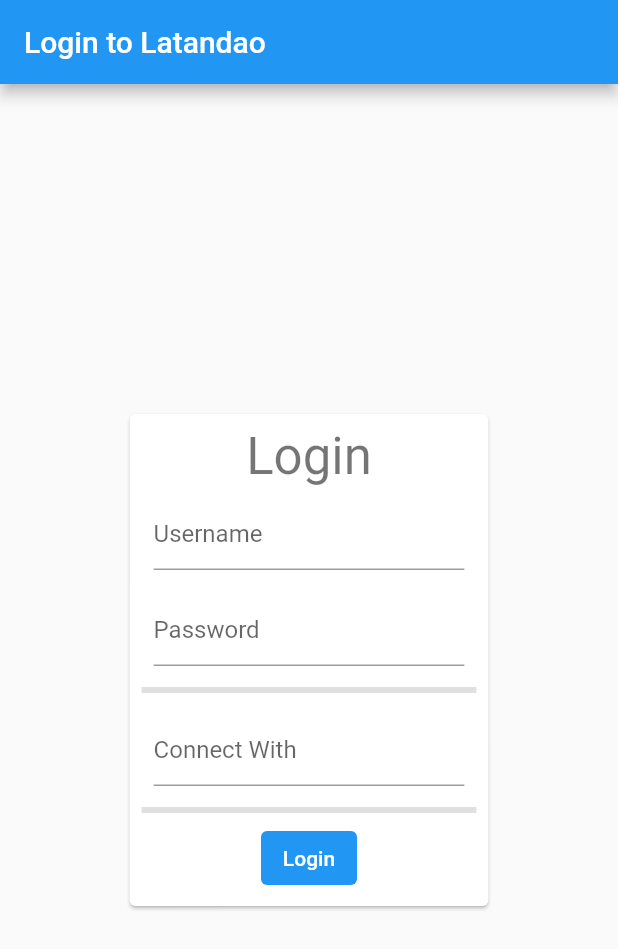
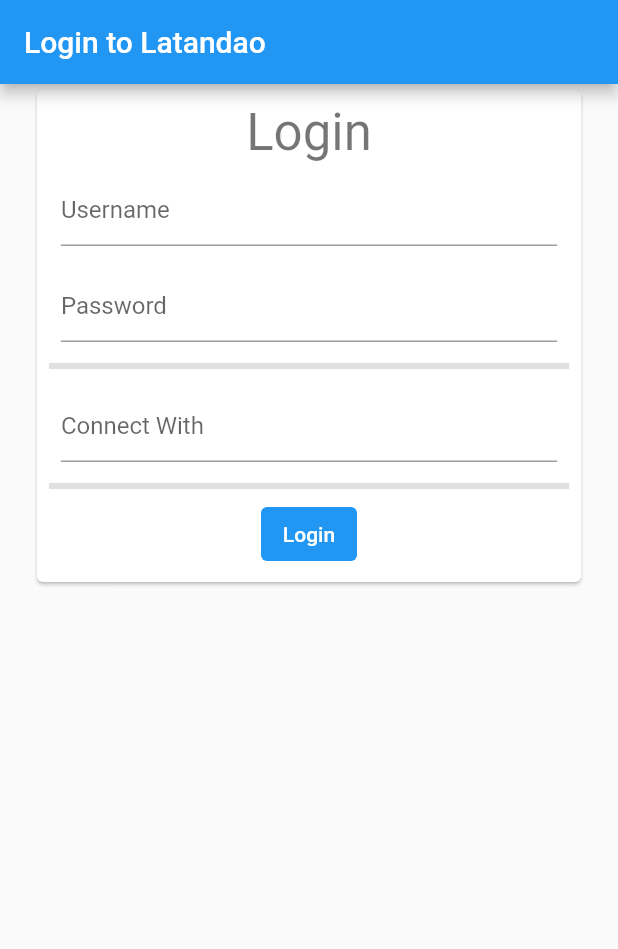
Before and after one commit to ALaevens/chat_ui, a Flutter app: the screen it shows after launch, on a phone screen of 412 x 824 dp. Shown: the top 949 px of the screen. Run offline on Flutter 3.47's test engine with Material 2 defaults, Android fonts, the phone set to English and light mode, and no system bars.

Commit message:
Tweaks for mobile and comments

```diff
--- a/lib/login_screen.dart
+++ b/lib/login_screen.dart
@@ -1,21 +1,6 @@
 import 'package:chat_ui/chat_screen.dart';
 import 'package:flutter/material.dart';
 import 'api_helpers.dart';
-
-// class LoginScreen extends StatelessWidget {
-//   const LoginScreen({Key? key}) : super(key: key);
-
-//   @override
-//   Widget build(BuildContext context) {
-//     return MaterialApp(
-//       title: 'Login',
-//       theme: ThemeData(
-//         primarySwatch: Colors.blue,
-//       ),
-//       home: const LoginPage(),
-//     );
-//   }
-// }
 
 class LoginPage extends StatelessWidget {
   const LoginPage({Key? key}) : super(key: key);
@@ -26,12 +11,15 @@ class LoginPage extends StatelessWidget {
       appBar: AppBar(
         title: const Text("Login to Latandao"),
       ),
-      body: const Center(
+      body: const SingleChildScrollView(
+        child: Center(
           child: FractionallySizedBox(
-        widthFactor: 0.6,
-        child: Card(
-            child: Padding(padding: EdgeInsets.all(8), child: LoginForm())),
-      )),
+            widthFactor: 0.9,
+            child: Card(
+                child: Padding(padding: EdgeInsets.all(8), child: LoginForm())),
+          ),
+        ),
+      ),
     );
   }
 }
```
Also changed, not shown: lib/chat_screen.dart (+27 -4 lines).
